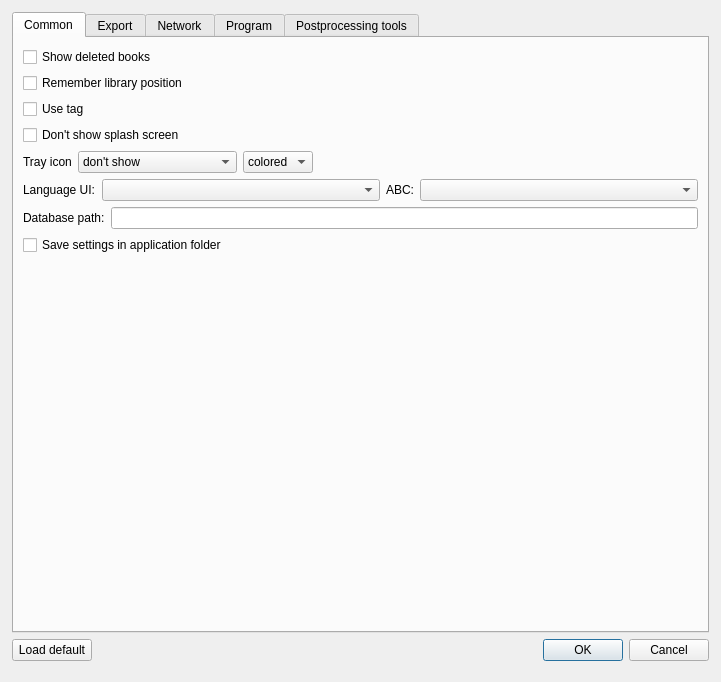
Qt form freeLib/src/settingsdlg.ui (petrovvlad/freeLib) before a commit.
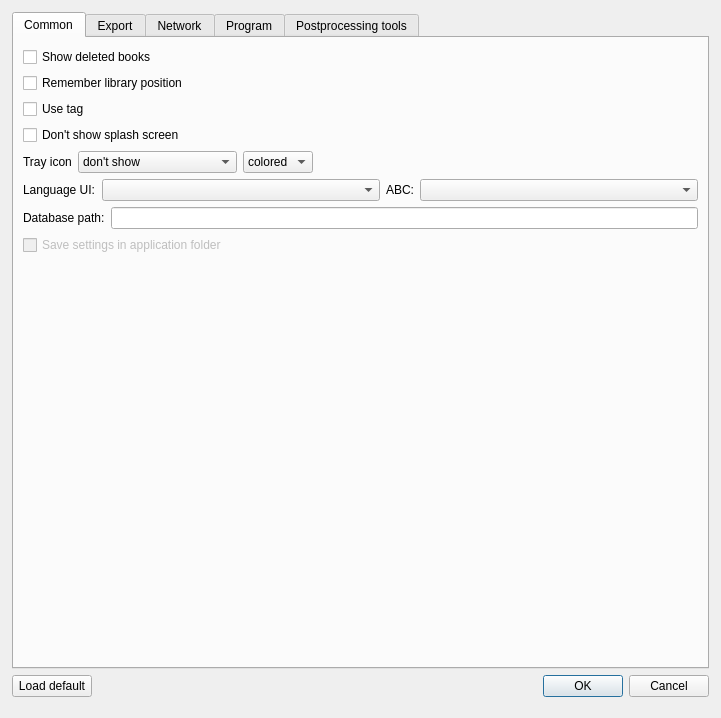
The same form after that commit. The open tabs and pages were chosen to show the change. Icons and pictures are not drawn.

Commit message: убрал возможность хранения настроек в папке программы

The edit to the form file:
```diff
--- a/freeLib/src/settingsdlg.ui
+++ b/freeLib/src/settingsdlg.ui
@@ -10,7 +10,7 @@
     <x>0</x>
     <y>0</y>
     <width>721</width>
-    <height>682</height>
+    <height>718</height>
    </rect>
   </property>
   <property name="minimumSize">
@@ -188,6 +188,9 @@
        </item>
        <item>
         <widget class="QCheckBox" name="settings_to_file">
+         <property name="enabled">
+          <bool>false</bool>
+         </property>
          <property name="text">
           <string>Save settings in application folder</string>
          </property>
```
Left out of the diff: 2 changed lines with no effect on the pictures. The commit also changes 1 other file.
